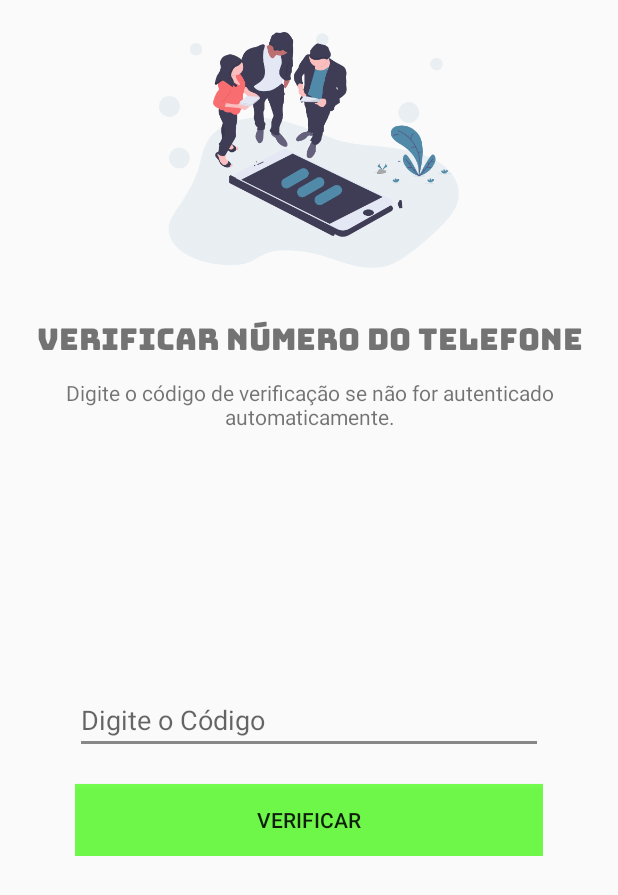
After one commit to VagnerBomJesus/MyGestao, an Android app: the VerificaPhone screen opened directly, with no data from a screen before it, on a phone screen of 412 x 824 dp. The commit adds this screen. Shown: the top 895 px of the screen. Run offline under Robolectric (Android 15) with nearby library versions, the phone set to English and light mode, and no system bars; our stand-ins replace Firebase (no records; nobody signed in at launch, a user with empty details on screens opened directly); Roboto replaces fonts that are not available here.

Commit message:
Commit Atualizar criacao da intente de verificaçao por telemovel

```diff
--- a/app/build.gradle
+++ b/app/build.gradle
@@ -25,6 +25,7 @@ dependencies {
     implementation 'androidx.appcompat:appcompat:1.0.2'
     implementation 'androidx.constraintlayout:constraintlayout:1.1.3'
     implementation 'com.google.firebase:firebase-database:16.0.4'
+    implementation 'com.google.firebase:firebase-auth:16.0.5'
     testImplementation 'junit:junit:4.12'
     androidTestImplementation 'androidx.test.ext:junit:1.1.0'
     androidTestImplementation 'androidx.test.espresso:espresso-core:3.1.1'
--- a/app/src/main/AndroidManifest.xml
+++ b/app/src/main/AndroidManifest.xml
@@ -9,7 +9,8 @@
         android:roundIcon="@mipmap/ic_launche_round"
         android:supportsRtl="true"
         android:theme="@style/AppTheme">
-        <activity android:name=".UserPerfil"></activity>
+        <activity android:name=".VerificaPhone"></activity>
+        <activity android:name=".UserPerfil" />
         <activity android:name=".SignUp" />
         <activity android:name=".LoginActivity" />
         <activity android:name=".SplashScreenActivity">
--- /dev/null
+++ b/app/src/main/java/stp/vagnerjesus/mygestao/VerificaPhone.java
@@ -0,0 +1,154 @@
+package stp.vagnerjesus.mygestao;
+
+import androidx.annotation.NonNull;
+import androidx.appcompat.app.AppCompatActivity;
+
+import android.content.Intent;
+import android.os.Bundle;
+import android.view.View;
+import android.widget.Button;
+import android.widget.EditText;
+import android.widget.ProgressBar;
+import android.widget.Toast;
+
+import com.google.android.gms.dynamic.OnDelegateCreatedListener;
+import com.google.android.gms.tasks.OnCompleteListener;
+import com.google.android.gms.tasks.Task;
+import com.google.android.gms.tasks.TaskExecutors;
+import com.google.firebase.FirebaseException;
+import com.google.firebase.auth.AuthResult;
+import com.google.firebase.auth.FirebaseAuth;
+import com.google.firebase.auth.PhoneAuthCredential;
+import com.google.firebase.auth.PhoneAuthProvider;
+
+import java.util.concurrent.TimeUnit;
+
+public class VerificaPhone extends AppCompatActivity {
+    String verificationCodeBySystem;
+    Button verify_btn;
+    EditText phoneNoEnteredByTheUser;
+    ProgressBar progressBar;;
+
+    @Override
+    protected void onCreate(Bundle savedInstanceState) {
+        super.onCreate(savedInstanceState);
+        setContentView(R.layout.activity_verifica_phone);
+
+        verify_btn = findViewById(R.id.verify_btn);
+        phoneNoEnteredByTheUser = findViewById(R.id.verification_code_entered_by_user);
+        progressBar = findViewById(R.id.progress_bar);
+
+
+        verify_btn = findViewById(R.id.verify_btn);
+        phoneNoEnteredByTheUser = findViewById(R.id.verification_code_entered_by_user);
+        progressBar = findViewById(R.id.progress_bar);
+
+
+        progressBar.setVisibility(View.GONE);
+
+
+        String phoneNo = getIntent().getStringExtra("phoneNo");
+
+
+        sendVerificationCodeToUser(phoneNo);
+
+
+        verify_btn.setOnClickListener(new View.OnClickListener() {
+            @Override
+            public void onClick(View view) {
+
+
+                String code = phoneNoEnteredByTheUser.getText().toString();
+
+
+                if(code.isEmpty() || code.length()<6){
+                    phoneNoEnteredByTheUser.setError("Codigo errado ...");
+                    phoneNoEnteredByTheUser.requestFocus();
+                    return;
+                }
+                progressBar.setVisibility(View.VISIBLE);
+                verifyCode(code);
+            }
+        });
+
+
+    }
+
+
+    private void sendVerificationCodeToUser(String phoneNo) {
+        PhoneAuthProvider.getInstance().verifyPhoneNumber(
+                "+351" + phoneNo,        // Phone number to verify
+                60,                 // Timeout duration
+                TimeUnit.SECONDS,   // Unit of timeout
+                TaskExecutors.MAIN_THREAD,               // Activity (for callback binding)
+                mCallbacks);        // OnVerificationStateChangedCallbacks
+    }
+
+
+    private PhoneAuthProvider.OnVerificationStateChangedCallbacks mCallbacks = new PhoneAuthProvider.OnVerificationStateChangedCallbacks() {
+
+
+        @Override
+        public void onCodeSent(String s, PhoneAuthProvider.ForceResendingToken forceResendingToken) {
+            super.onCodeSent(s, forceResendingToken);
+            verificationCodeBySystem = s;
+        }
+
+
+        @Override
+        public void onVerificationCompleted(PhoneAuthCredential phoneAuthCredential) {
+
+
+            String code = phoneAuthCredential.getSmsCode();
+            if(code!=null){
+                progressBar.setVisibility(View.VISIBLE);
+                verifyCode(code);
+            }
+        }
+
+
+        @Override
+        public void onVerificationFailed(FirebaseException e) {
+            Toast.makeText(VerificaPhone.this, e.getMessage(), Toast.LENGTH_SHORT).show();
+        }
+    };
+
+
+    private void verifyCode(String codeByUser){
+
+
+        PhoneAuthCredential credential = PhoneAuthProvider.getCredential(verificationCodeBySystem,codeByUser);
+        signInTheUserByCredentials(credential);
+
+
+    }
+
+
+    private void signInTheUserByCredentials(PhoneAuthCredential credential) {
+
+
+        FirebaseAuth firebaseAuth = FirebaseAuth.getInstance();
+
+
+        firebaseAuth.signInWithCredential(credential)
+                .addOnCompleteListener(VerificaPhone.this, new OnCompleteListener<AuthResult>() {
+                    @Override
+                    public void onComplete(@NonNull Task<AuthResult> task) {
+
+
+                        if(task.isSuccessful()){
+                            Intent intent = new Intent(getApplicationContext(),UserPerfil.class);
+                            intent.setFlags(Intent.FLAG_ACTIVITY_NEW_TASK | Intent.FLAG_ACTIVITY_CLEAR_TASK);
+                            startActivity(intent);
+                        }
+                        else{
+                            Toast.makeText(VerificaPhone.this, task.getException().getMessage(), Toast.LENGTH_SHORT).show();
+                        }
+
+
+
+
+                    }
+                });
+    }
+}
--- /dev/null
+++ b/app/src/main/res/layout/activity_verifica_phone.xml
@@ -0,0 +1,71 @@
+<?xml version="1.0" encoding="utf-8"?>
+<androidx.constraintlayout.widget.ConstraintLayout xmlns:android="http://schemas.android.com/apk/res/android"
+    xmlns:app="http://schemas.android.com/apk/res-auto"
+    xmlns:tools="http://schemas.android.com/tools"
+    android:layout_width="match_parent"
+    android:layout_height="match_parent"
+    tools:context=".VerificaPhone">
+    <LinearLayout
+        android:layout_width="match_parent"
+        android:layout_height="match_parent"
+        android:orientation="vertical">
+
+
+        <ImageView
+            android:layout_width="200dp"
+            android:layout_height="200dp"
+            android:layout_gravity="center"
+            android:src="@drawable/slider3" />
+
+
+        <TextView
+            android:layout_width="match_parent"
+            android:layout_height="wrap_content"
+            android:fontFamily="@font/bungee"
+            android:text="Verificar número do telefone"
+            android:textAlignment="center"
+            android:textSize="20sp" />
+
+
+        <TextView
+            android:layout_width="match_parent"
+            android:layout_height="wrap_content"
+            android:text="Digite o código de verificação se não for autenticado automaticamente."
+            android:textAlignment="center"
+            android:textSize="14sp" />
+
+
+        <LinearLayout
+            android:layout_width="match_parent"
+            android:layout_height="wrap_content"
+            android:layout_marginTop="120dp"
+            android:orientation="vertical"
+            android:padding="50dp">
+
+
+            <EditText
+                android:id="@+id/verification_code_entered_by_user"
+                android:layout_width="match_parent"
+                android:layout_height="wrap_content"
+                android:hint="Digite o Código" />
+
+
+            <Button
+                android:id="@+id/verify_btn"
+                android:layout_width="match_parent"
+                android:layout_height="wrap_content"
+                android:layout_marginTop="20dp"
+                android:background="@color/green"
+                android:text="Verificar" />
+
+
+            <ProgressBar
+                android:id="@+id/progress_bar"
+                android:layout_width="wrap_content"
+                android:layout_height="wrap_content"
+                android:layout_gravity="center"
+                android:layout_marginTop="20dp"/>
+        </LinearLayout>
+    </LinearLayout>
+
+</androidx.constraintlayout.widget.ConstraintLayout>
```
Also changed, not shown: app/src/main/java/stp/vagnerjesus/mygestao/LoginActivity.java (+110 -6 lines), app/src/main/java/stp/vagnerjesus/mygestao/SignUp.java (+19 -2 lines), app/src/main/java/stp/vagnerjesus/mygestao/UserPerfil.java (+84 -0 lines), app/src/main/res/layout/activity_main.xml (+7 -1 lines), app/src/main/res/layout/activity_sign_up.xml (+6 -3 lines), app/src/main/res/layout/activity_user_perfil.xml (+8 -2 lines).
